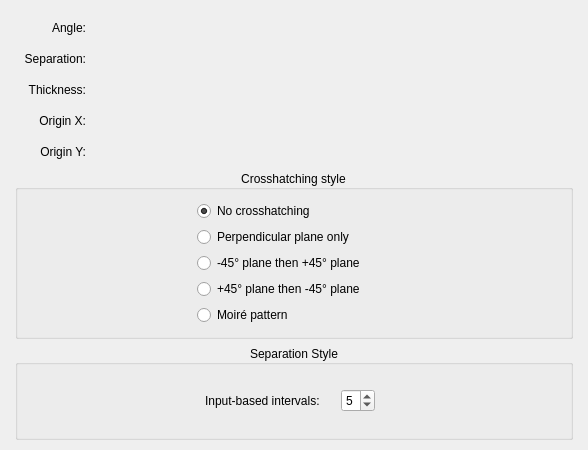
Before: the Qt Designer form krita/plugins/paintops/hatching/wdghatchingoptions.ui in KDE/krita, drawn with Qt 5.
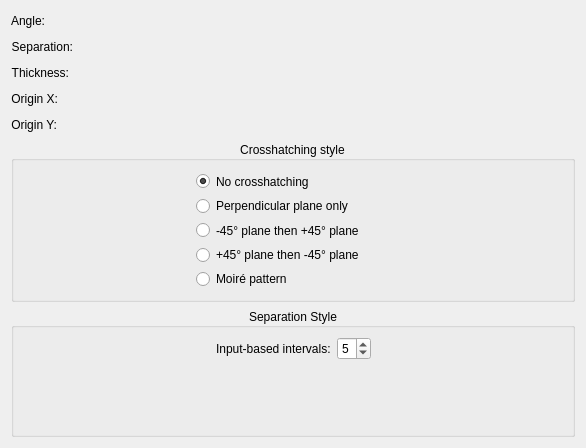
After: the same form once the commit is applied. Custom widgets are drawn as their Qt base class.

Commit message: Changed the UI which contains labels and textfields into QFormLayout to set alignment issues

Diff of the .ui file:
```diff
--- a/krita/plugins/paintops/hatching/wdghatchingoptions.ui
+++ b/krita/plugins/paintops/hatching/wdghatchingoptions.ui
@@ -6,8 +6,8 @@
    <rect>
     <x>0</x>
     <y>0</y>
-    <width>588</width>
-    <height>450</height>
+    <width>586</width>
+    <height>448</height>
    </rect>
   </property>
   <property name="sizePolicy">
@@ -35,38 +35,8 @@
    </size>
   </property>
   <layout class="QVBoxLayout" name="verticalLayout_2">
-   <property name="leftMargin">
-    <number>15</number>
-   </property>
-   <property name="topMargin">
-    <number>10</number>
-   </property>
-   <property name="rightMargin">
-    <number>15</number>
-   </property>
-   <property name="bottomMargin">
-    <number>10</number>
-   </property>
    <item>
-    <layout class="QGridLayout" name="gridLayout_3" columnstretch="0,1">
-     <property name="sizeConstraint">
-      <enum>QLayout::SetDefaultConstraint</enum>
-     </property>
-     <property name="leftMargin">
-      <number>9</number>
-     </property>
-     <property name="topMargin">
-      <number>7</number>
-     </property>
-     <property name="rightMargin">
-      <number>15</number>
-     </property>
-     <property name="bottomMargin">
-      <number>2</number>
-     </property>
-     <property name="verticalSpacing">
-      <number>10</number>
-     </property>
+    <layout class="QFormLayout" name="formLayout">
      <item row="0" column="0">
       <widget class="QLabel" name="label_14">
        <property name="sizePolicy">
@@ -92,6 +62,28 @@
        </property>
       </widget>
      </item>
+     <item row="0" column="1">
+      <widget class="KisDoubleSliderSpinBox" name="angleKisDoubleSliderSpinBox" native="true">
+       <property name="sizePolicy">
+        <sizepolicy hsizetype="Minimum" vsizetype="Preferred">
+         <horstretch>1</horstretch>
+         <verstretch>1</verstretch>
+        </sizepolicy>
+       </property>
+       <property name="minimumSize">
+        <size>
+         <width>0</width>
+         <height>20</height>
+        </size>
+       </property>
+       <property name="maximumSize">
+        <size>
+         <width>16777215</width>
+         <height>23</height>
+        </size>
+       </property>
+      </widget>
+     </item>
      <item row="1" column="0">
       <widget class="QLabel" name="label_18">
        <property name="sizePolicy">
@@ -108,60 +100,6 @@
        </property>
       </widget>
      </item>
-     <item row="3" column="0">
-      <widget class="QLabel" name="label_22">
-       <property name="sizePolicy">
-        <sizepolicy hsizetype="Preferred" vsizetype="Preferred">
-         <horstretch>0</horstretch>
-         <verstretch>0</verstretch>
-        </sizepolicy>
-       </property>
-       <property name="text">
-        <string>Origin X:</string>
-       </property>
-       <property name="alignment">
-        <set>Qt::AlignRight|Qt::AlignTrailing|Qt::AlignVCenter</set>
-       </property>
-      </widget>
-     </item>
-     <item row="4" column="0">
-      <widget class="QLabel" name="label_24">
-       <property name="sizePolicy">
-        <sizepolicy hsizetype="Preferred" vsizetype="Preferred">
-         <horstretch>0</horstretch>
-         <verstretch>0</verstretch>
-        </sizepolicy>
-       </property>
-       <property name="text">
-        <string>Origin Y:</string>
-       </property>
-       <property name="alignment">
-        <set>Qt::AlignRight|Qt::AlignTrailing|Qt::AlignVCenter</set>
-       </property>
-      </widget>
-     </item>
-     <item row="0" column="1">
-      <widget class="KisDoubleSliderSpinBox" name="angleKisDoubleSliderSpinBox" native="true">
-       <property name="sizePolicy">
-        <sizepolicy hsizetype="Minimum" vsizetype="Preferred">
-         <horstretch>1</horstretch>
-         <verstretch>1</verstretch>
-        </sizepolicy>
-       </property>
-       <property name="minimumSize">
-        <size>
-         <width>0</width>
-         <height>20</height>
-        </size>
-       </property>
-       <property name="maximumSize">
-        <size>
-         <width>16777215</width>
-         <height>23</height>
-        </size>
-       </property>
-      </widget>
-     </item>
      <item row="1" column="1">
       <widget class="KisDoubleSliderSpinBox" name="separationKisDoubleSliderSpinBox" native="true">
        <property name="sizePolicy">
@@ -184,6 +122,22 @@
        </property>
       </widget>
      </item>
+     <item row="2" column="0">
+      <widget class="QLabel" name="label_20">
+       <property name="sizePolicy">
+        <sizepolicy hsizetype="Preferred" vsizetype="Preferred">
+         <horstretch>0</horstretch>
+         <verstretch>0</verstretch>
+        </sizepolicy>
+       </property>
+       <property name="text">
+        <string>Thickness:</string>
+       </property>
+       <property name="alignment">
+        <set>Qt::AlignRight|Qt::AlignTrailing|Qt::AlignVCenter</set>
+       </property>
+      </widget>
+     </item>
      <item row="2" column="1">
       <widget class="KisDoubleSliderSpinBox" name="thicknessKisDoubleSliderSpinBox" native="true">
        <property name="sizePolicy">
@@ -206,6 +160,22 @@
        </property>
       </widget>
      </item>
+     <item row="3" column="0">
+      <widget class="QLabel" name="label_22">
+       <property name="sizePolicy">
+        <sizepolicy hsizetype="Preferred" vsizetype="Preferred">
+         <horstretch>0</horstretch>
+         <verstretch>0</verstretch>
+        </sizepolicy>
+       </property>
+       <property name="text">
+        <string>Origin X:</string>
+       </property>
+       <property name="alignment">
+        <set>Qt::AlignRight|Qt::AlignTrailing|Qt::AlignVCenter</set>
+       </property>
+      </widget>
+     </item>
      <item row="3" column="1">
       <widget class="KisDoubleSliderSpinBox" name="originXKisDoubleSliderSpinBox" native="true">
        <property name="sizePolicy">
@@ -228,6 +198,22 @@
        </property>
       </widget>
      </item>
+     <item row="4" column="0">
+      <widget class="QLabel" name="label_24">
+       <property name="sizePolicy">
+        <sizepolicy hsizetype="Preferred" vsizetype="Preferred">
+         <horstretch>0</horstretch>
+         <verstretch>0</verstretch>
+        </sizepolicy>
+       </property>
+       <property name="text">
+        <string>Origin Y:</string>
+       </property>
+       <property name="alignment">
+        <set>Qt::AlignRight|Qt::AlignTrailing|Qt::AlignVCenter</set>
+       </property>
+      </widget>
+     </item>
      <item row="4" column="1">
       <widget class="KisDoubleSliderSpinBox" name="originYKisDoubleSliderSpinBox" native="true">
        <property name="sizePolicy">
@@ -250,22 +236,6 @@
        </property>
       </widget>
      </item>
-     <item row="2" column="0">
-      <widget class="QLabel" name="label_20">
-       <property name="sizePolicy">
-        <sizepolicy hsizetype="Preferred" vsizetype="Preferred">
-         <horstretch>0</horstretch>
-         <verstretch>0</verstretch>
-        </sizepolicy>
-       </property>
-       <property name="text">
-        <string>Thickness:</string>
-       </property>
-       <property name="alignment">
-        <set>Qt::AlignRight|Qt::AlignTrailing|Qt::AlignVCenter</set>
-       </property>
-      </widget>
-     </item>
     </layout>
    </item>
    <item>
@@ -458,8 +428,8 @@
      <property name="checked">
       <bool>false</bool>
      </property>
-     <layout class="QHBoxLayout" name="horizontalLayout_2" stretch="1,1,1">
-      <item>
+     <layout class="QGridLayout" name="gridLayout">
+      <item row="0" column="0">
        <spacer name="horizontalSpacer_5">
         <property name="orientation">
          <enum>Qt::Horizontal</enum>
@@ -472,14 +442,8 @@
         </property>
        </spacer>
       </item>
-      <item>
-       <layout class="QGridLayout" name="gridLayout">
-        <property name="leftMargin">
-         <number>0</number>
-        </property>
-        <property name="rightMargin">
-         <number>8</number>
-        </property>
+      <item row="0" column="1">
+       <layout class="QFormLayout" name="formLayout_2">
         <item row="0" column="0">
          <widget class="QLabel" name="label">
           <property name="text">
@@ -514,7 +478,7 @@
         </item>
        </layout>
       </item>
-      <item>
+      <item row="0" column="2">
        <spacer name="horizontalSpacer">
         <property name="orientation">
          <enum>Qt::Horizontal</enum>
@@ -527,6 +491,19 @@
         </property>
        </spacer>
       </item>
+      <item row="1" column="1">
+       <spacer name="verticalSpacer">
+        <property name="orientation">
+         <enum>Qt::Vertical</enum>
+        </property>
+        <property name="sizeHint" stdset="0">
+         <size>
+          <width>20</width>
+          <height>74</height>
+         </size>
+        </property>
+       </spacer>
+      </item>
      </layout>
     </widget>
    </item>
```
The commit also changes 91 other files.
